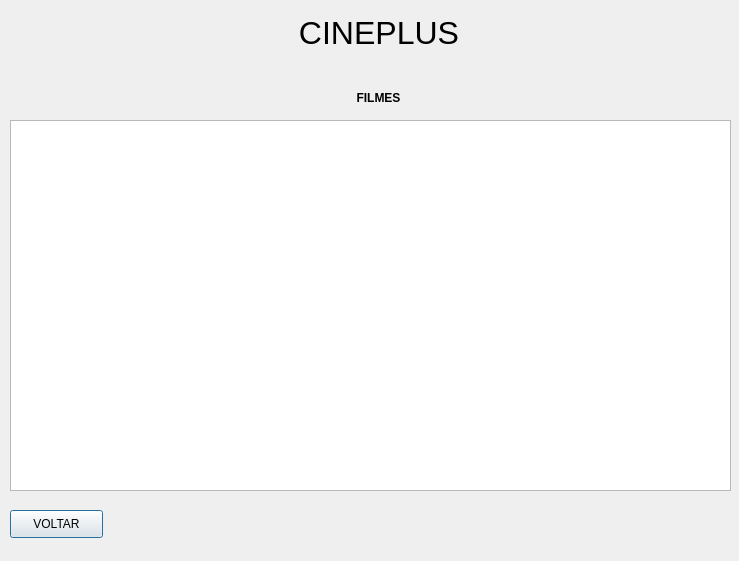
Before: the Qt Designer form TELA_LISTA_FILMES.ui in Josmateussilva0110/PROJETO_POO, drawn with Qt 5.
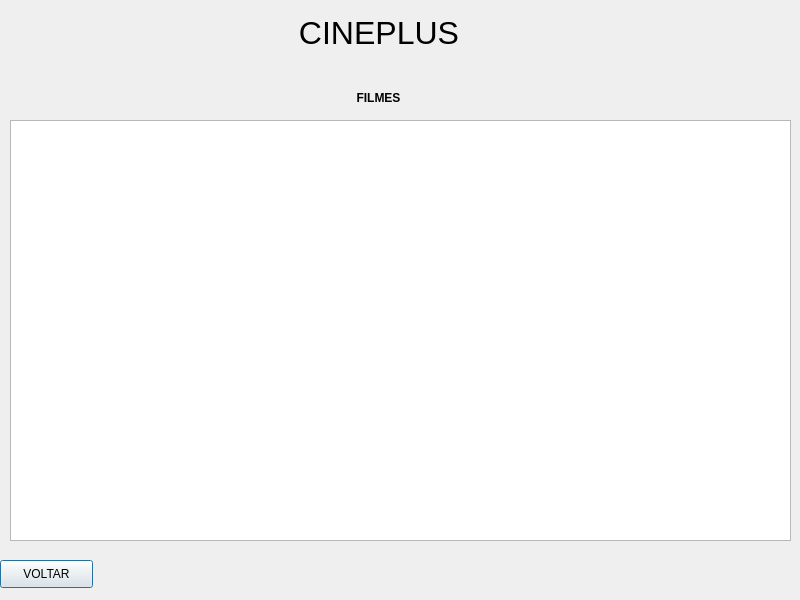
After: the same form once the commit is applied.

```diff
--- a/TELA_LISTA_FILMES.ui
+++ b/TELA_LISTA_FILMES.ui
@@ -6,18 +6,36 @@
    <rect>
     <x>0</x>
     <y>0</y>
-    <width>739</width>
-    <height>561</height>
+    <width>800</width>
+    <height>600</height>
    </rect>
   </property>
+  <property name="sizePolicy">
+   <sizepolicy hsizetype="Fixed" vsizetype="Fixed">
+    <horstretch>0</horstretch>
+    <verstretch>0</verstretch>
+   </sizepolicy>
+  </property>
+  <property name="minimumSize">
+   <size>
+    <width>800</width>
+    <height>600</height>
+   </size>
+  </property>
+  <property name="maximumSize">
+   <size>
+    <width>800</width>
+    <height>600</height>
+   </size>
+  </property>
   <property name="windowTitle">
    <string>Dialog</string>
   </property>
   <widget class="QPushButton" name="pushButton_4">
    <property name="geometry">
     <rect>
-     <x>10</x>
-     <y>510</y>
+     <x>0</x>
+     <y>560</y>
      <width>93</width>
      <height>28</height>
     </rect>
@@ -31,8 +49,8 @@
     <rect>
      <x>10</x>
      <y>120</y>
-     <width>721</width>
-     <height>371</height>
+     <width>781</width>
+     <height>421</height>
     </rect>
    </property>
   </widget>
```
